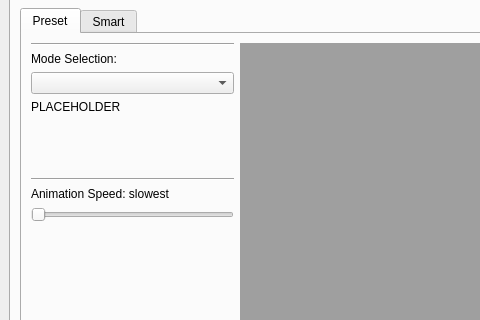
Linux-devices/nzxqt, file mainwindow.ui: the form before one commit; both pictures show x 0 to 480 and y 264 to 584 of the 804 by 830 pixel window.
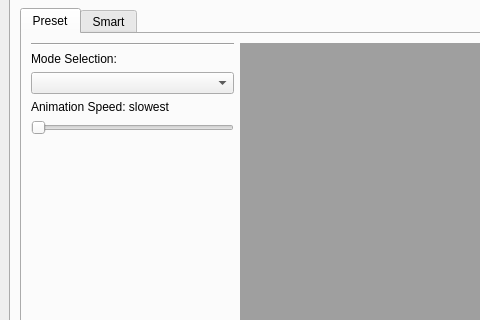
The form after the commit. Custom widgets are drawn as their Qt base class.

Commit message: Removed redundant widgets

Patch:
```diff
--- a/mainwindow.ui
+++ b/mainwindow.ui
@@ -352,29 +352,6 @@
               <item>
                <widget class="QComboBox" name="comboBoxPresetModes"/>
               </item>
-              <item>
-               <widget class="QLabel" name="labelPresetModeInfo">
-                <property name="minimumSize">
-                 <size>
-                  <width>0</width>
-                  <height>72</height>
-                 </size>
-                </property>
-                <property name="text">
-                 <string>PLACEHOLDER</string>
-                </property>
-                <property name="alignment">
-                 <set>Qt::AlignLeading|Qt::AlignLeft|Qt::AlignTop</set>
-                </property>
-               </widget>
-              </item>
-              <item>
-               <widget class="Line" name="line">
-                <property name="orientation">
-                 <enum>Qt::Horizontal</enum>
-                </property>
-               </widget>
-              </item>
               <item>
                <widget class="QLabel" name="labelPresetAniSpeedLabel">
                 <property name="minimumSize">
```
